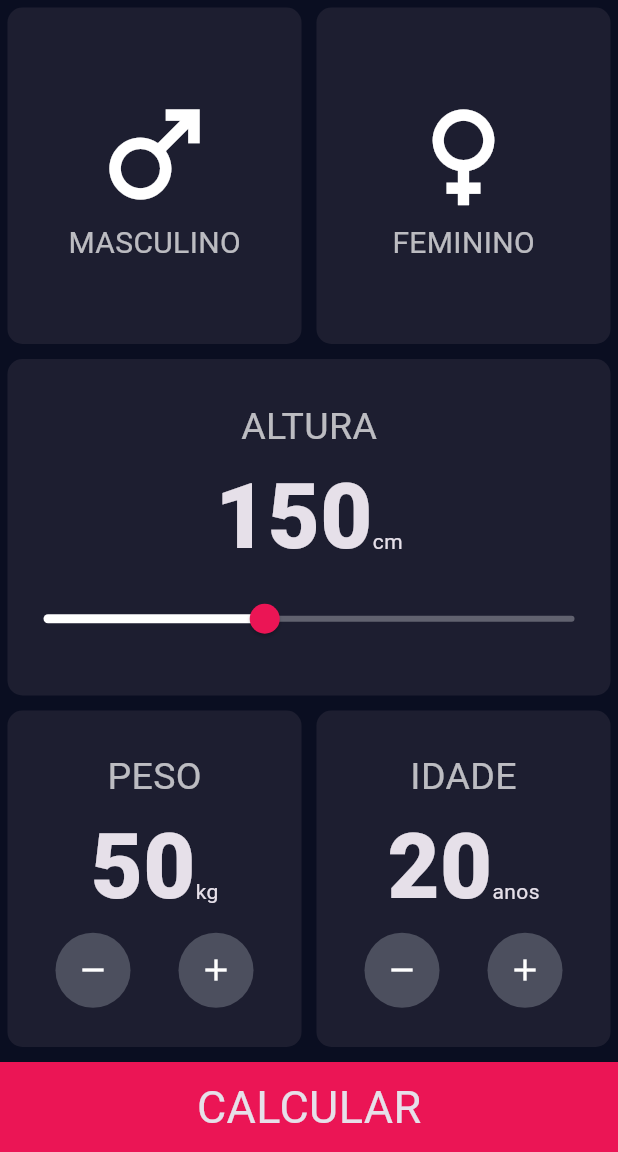
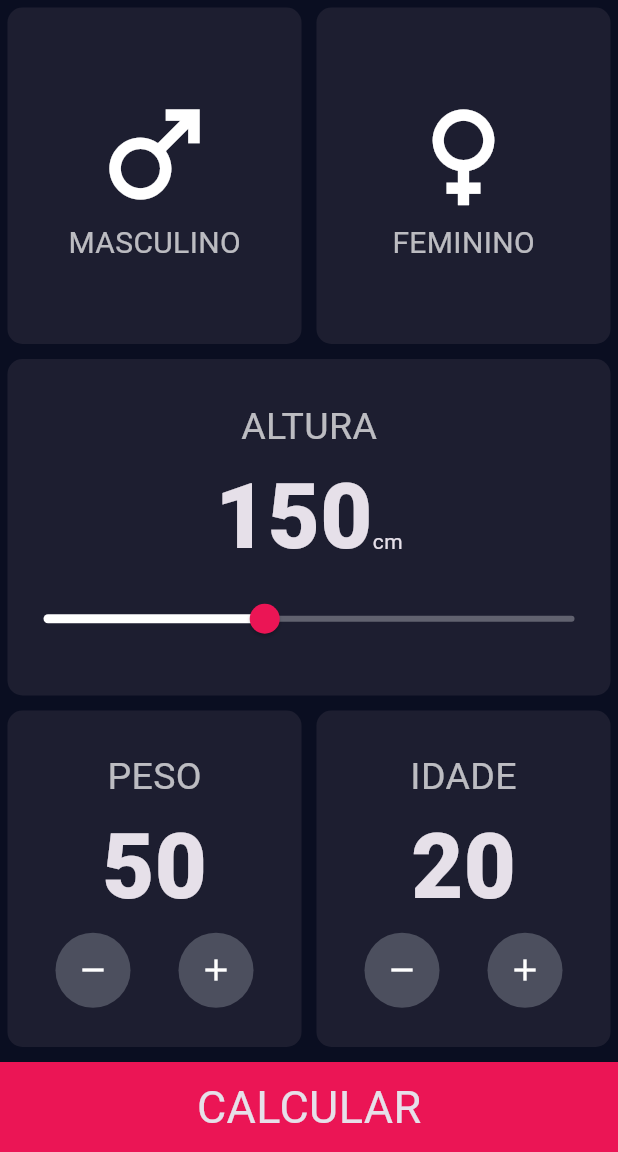
Before and after one commit to clara0904/AppIMC, a Flutter app: the screen it shows after launch, on a phone screen of 412 x 824 dp, the part 84-1236 px from its top. Run offline on Flutter 3.47's test engine with Material 3 defaults, Android fonts, the phone set to English and light mode, and no system bars.

Commit message:
"feat: remoção de unidade de medida"

```diff
--- a/lib/screens/primary_screen.dart
+++ b/lib/screens/primary_screen.dart
@@ -98,11 +98,9 @@ class _PrimaryscreenState extends State<Primaryscreen> {
                       title: 'PESO',
                       valor: Row(
                         mainAxisAlignment: MainAxisAlignment.center,
-                        crossAxisAlignment: CrossAxisAlignment.baseline,
-                        textBaseline: TextBaseline.alphabetic,
                         children: [
                           Text('$_peso', style: const TextStyle(fontSize: 60.0, fontWeight: FontWeight.w900)),
-                          const Text('kg')],
+                        ]
                       ),
                       acoes: [
                         CircleButton(icon: Icons.remove,
@@ -128,11 +126,9 @@ class _PrimaryscreenState extends State<Primaryscreen> {
                       title: 'IDADE',
                       valor: Row(
                         mainAxisAlignment: MainAxisAlignment.center,
-                        crossAxisAlignment: CrossAxisAlignment.baseline,
-                        textBaseline: TextBaseline.alphabetic,
                         children: [
                           Text('$_idade', style: const TextStyle(fontSize: 60.0, fontWeight: FontWeight.w900)),
-                          const Text('anos')],
+                        ],
                       ),
                       acoes: [
                         CircleButton(icon: Icons.remove,
```
